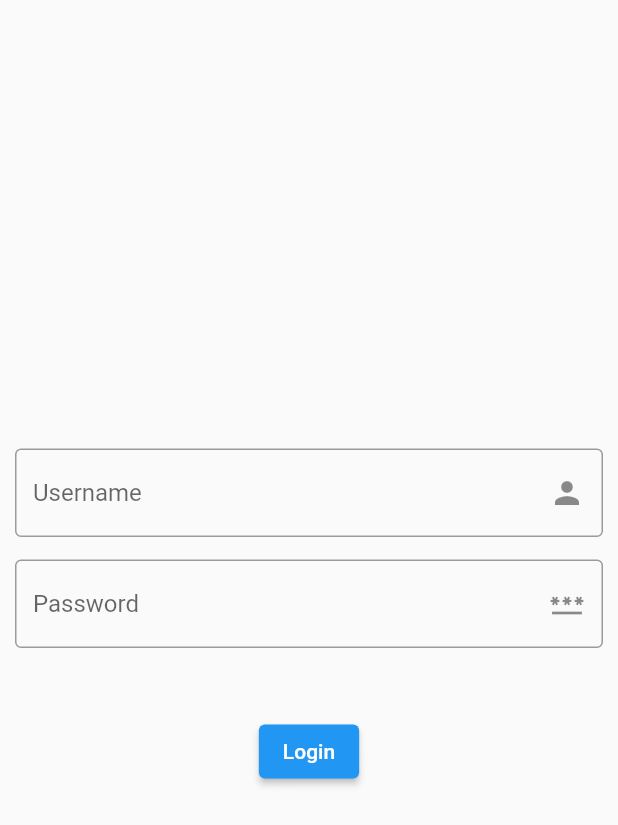
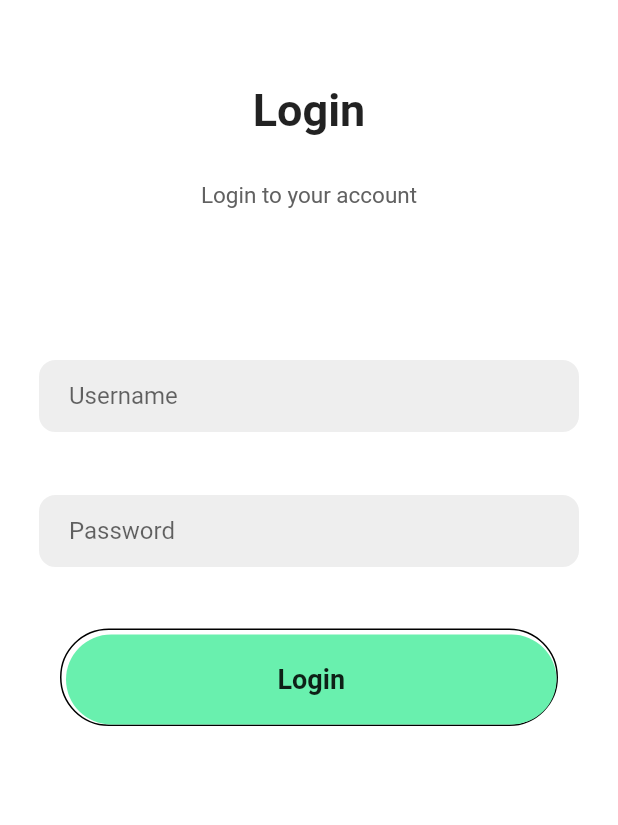
Before and after one commit to DeLunaA/FlutterAppFormation, a Flutter app: the screen it shows after launch, after a tap on "Login", on a phone screen of 412 x 824 dp. Shown: the top 825 px of the screen. Run offline on Flutter 3.47's test engine with Material 2 defaults, Android fonts, the phone set to English and light mode, and no system bars; our stand-ins replace fluttertoast; missing offline and left inert: dart:ffi; network calls fail.

```diff
--- a/lib/controllers/auth_controller.dart
+++ b/lib/controllers/auth_controller.dart
@@ -24,7 +24,7 @@ class AuthController {
       print(body);
       print("Response Status :  ${response.statusCode}");
       return Fluttertoast.showToast(
-          msg: "succ",
+          msg: "Loged in",
           toastLength: Toast.LENGTH_SHORT,
           gravity: ToastGravity.CENTER,
           timeInSecForIosWeb: 1,
--- a/lib/main.dart
+++ b/lib/main.dart
@@ -1,7 +1,5 @@
 import 'package:flutter/material.dart';
-import 'package:flutter_application_1/pages/HomePagee.dart';
-
-import 'pages/homepage.dart';
+import 'package:flutter_application_1/pages/LoginPage.dart';
 
 void main() {
   runApp(const MyApp());
@@ -13,11 +11,77 @@ class MyApp extends StatelessWidget {
   Widget build(BuildContext context) {
     return MaterialApp(
       debugShowCheckedModeBanner: false,
-      title: 'Flutter Demo',
+      title: 'Flutter App',
       theme: ThemeData(
         primarySwatch: Colors.blue,
       ),
-      home: const HomePagee(),
+      home: HomePage(),
     );
   }
 }
+
+class HomePage extends StatelessWidget {
+  @override
+  Widget build(BuildContext context) {
+    return Scaffold(
+      body: SafeArea(
+        child: Container(
+          width: double.infinity,
+          height: MediaQuery.of(context).size.height,
+          padding: EdgeInsets.symmetric(horizontal: 30, vertical: 50),
+          child: Column(
+            mainAxisAlignment: MainAxisAlignment.spaceBetween,
+            crossAxisAlignment: CrossAxisAlignment.center,
+            children: <Widget>[
+              Column(
+                children: <Widget>[
+                  Text(
+                    "Welcome",
+                    style: TextStyle(fontWeight: FontWeight.bold, fontSize: 30),
+                  ),
+                  SizedBox(
+                    height: 50,
+                  ),
+                  Text(
+                    "Automatic identity verification which enables you to verify your identity",
+                    textAlign: TextAlign.center,
+                    style: TextStyle(color: Colors.grey[700], fontSize: 15),
+                  ),
+                ],
+              ),
+              Container(
+                height: MediaQuery.of(context).size.height / 3,
+                decoration: BoxDecoration(
+                    image: DecorationImage(
+                        image: AssetImage('assets/Illustration.png'))),
+              ),
+              Column(
+                children: <Widget>[
+                  MaterialButton(
+                    minWidth: double.infinity,
+                    height: 60,
+                    onPressed: () {
+                      Navigator.push(context,
+                          MaterialPageRoute(builder: (context) => LoginPage()));
+                    },
+                    shape: RoundedRectangleBorder(
+                        side: BorderSide(color: Colors.black),
+                        borderRadius: BorderRadius.circular(50)),
+                    child: Text(
+                      "Login",
+                      style:
+                          TextStyle(fontWeight: FontWeight.w600, fontSize: 18),
+                    ),
+                  ),
+                  SizedBox(
+                    height: 50,
+                  ),
+                ],
+              )
+            ],
+          ),
+        ),
+      ),
+    );
+  }
+}
--- a/lib/pages/HomePagee.dart
+++ /dev/null
@@ -1,81 +0,0 @@
-import 'package:flutter/material.dart';
-import 'package:flutter/src/widgets/framework.dart';
-import 'package:flutter/src/widgets/placeholder.dart';
-import 'package:fluttertoast/fluttertoast.dart';
-
-import '../controllers/auth_controller.dart';
-
-class HomePagee extends StatefulWidget {
-  const HomePagee({super.key});
-
-  @override
-  State<HomePagee> createState() => _HomePageeState();
-}
-
-class _HomePageeState extends State<HomePagee> {
-  @override
-  Widget build(BuildContext context) {
-    AuthController authController = AuthController();
-
-    return Scaffold(
-      body: Padding(
-        padding: EdgeInsets.all(10.0),
-        child: SafeArea(
-            child: Center(
-          child: Column(
-            mainAxisAlignment: MainAxisAlignment.center,
-            children: [
-              TextFormField(
-                controller: authController.usernameController,
-                decoration: InputDecoration(
-                    hintText: "Username",
-                    border: OutlineInputBorder(),
-                    suffixIcon: Icon(Icons.person)),
-              ),
-              SizedBox(height: 15),
-              TextFormField(
-                controller: authController.passwordController,
-                obscureText: true, // dazz for the hide
-                obscuringCharacter: '*', // hide charrrrrbrrrrbrbrbrbrbrb
-                decoration: InputDecoration(
-                    hintText: "Password",
-                    border: OutlineInputBorder(),
-                    suffixIcon: Icon(Icons.password)),
-              ),
-              const SizedBox(
-                height: 45,
-              ),
-              ElevatedButton(
-                  onPressed: () {
-                    authController.loginUser();
-
-                    /*if (resfun == true) {
-                      Fluttertoast.showToast(
-                          msg: "Succ",
-                          toastLength: Toast.LENGTH_SHORT,
-                          gravity: ToastGravity.CENTER,
-                          timeInSecForIosWeb: 1,
-                          backgroundColor: Colors.white,
-                          textColor: Colors.black,
-                          fontSize: 16.0);
-                    } else
-                      Fluttertoast.showToast(
-                          msg: "non",
-                          toastLength: Toast.LENGTH_SHORT,
-                          gravity: ToastGravity.CENTER,
-                          timeInSecForIosWeb: 1,
-                          backgroundColor: Colors.white,
-                          textColor: Colors.black,
-                          fontSize: 16.0);*/
-                  },
-                  child: Text(
-                    'Login',
-                  )),
-            ],
-          ),
-        )),
-      ),
-    );
-    ;
-  }
-}
--- /dev/null
+++ b/lib/pages/LoginPage.dart
@@ -0,0 +1,277 @@
+import 'package:flutter/material.dart';
+import '../controllers/auth_controller.dart';
+
+class LoginPage extends StatefulWidget {
+  const LoginPage({super.key});
+
+  @override
+  State<LoginPage> createState() => _LoginPageState();
+}
+
+class _LoginPageState extends State<LoginPage> {
+  @override
+  Widget build(BuildContext context) {
+    AuthController authController = AuthController();
+    return Scaffold(
+        resizeToAvoidBottomInset: false,
+        backgroundColor: Colors.white,
+        appBar: AppBar(
+          elevation: 00,
+          backgroundColor: Colors.white,
+        ),
+        body: Container(
+          height: MediaQuery.of(context).size.height,
+          width: double.infinity,
+          child: Column(
+            mainAxisAlignment: MainAxisAlignment.spaceBetween,
+            children: <Widget>[
+              Expanded(
+                child: Column(
+                  children: <Widget>[
+                    Column(
+                      children: <Widget>[
+                        Text(
+                          "Login",
+                          style: TextStyle(
+                              fontSize: 30, fontWeight: FontWeight.bold),
+                        ),
+                        SizedBox(
+                          height: 30,
+                        ),
+                        Text(
+                          "Login to your account",
+                          style:
+                              TextStyle(fontSize: 15, color: Colors.grey[700]),
+                        ),
+                      ],
+                    ),
+
+                    const SizedBox(height: 100),
+
+                    // email textfield
+                    Padding(
+                      padding: const EdgeInsets.symmetric(horizontal: 25.0),
+                      child: Container(
+                        decoration: BoxDecoration(
+                          color: Colors.grey[200],
+                          border: Border.all(color: Colors.white),
+                          borderRadius: BorderRadius.circular(12),
+                        ),
+                        child: Padding(
+                          padding: const EdgeInsets.only(left: 20.0),
+                          child: TextField(
+                            controller: authController.usernameController,
+                            decoration: InputDecoration(
+                              border: InputBorder.none,
+                              hintText: 'Username',
+                            ),
+                          ),
+                        ),
+                      ),
+                    ),
+
+                    const SizedBox(height: 40),
+
+                    // password textfield
+                    Padding(
+                      padding: const EdgeInsets.symmetric(horizontal: 25.0),
+                      child: Container(
+                        decoration: BoxDecoration(
+                          color: Colors.grey[200],
+                          border: Border.all(color: Colors.white),
+                          borderRadius: BorderRadius.circular(12),
+                        ),
+                        child: Padding(
+                          padding: const EdgeInsets.only(left: 20.0),
+                          child: TextField(
+                            controller: authController.passwordController,
+                            obscureText: true,
+                            decoration: InputDecoration(
+                              border: InputBorder.none,
+                              hintText: 'Password',
+                            ),
+                          ),
+                        ),
+                      ),
+                    ),
+
+                    const SizedBox(height: 30),
+
+                    // sign in button
+                    SizedBox(
+                      height: 10,
+                    ),
+                    Padding(
+                      padding: EdgeInsets.symmetric(horizontal: 40),
+                      child: Container(
+                        padding: EdgeInsets.only(top: 3, left: 3),
+                        decoration: BoxDecoration(
+                            borderRadius: BorderRadius.circular(50),
+                            border: Border(
+                              bottom: BorderSide(color: Colors.black),
+                              top: BorderSide(color: Colors.black),
+                              left: BorderSide(color: Colors.black),
+                              right: BorderSide(color: Colors.black),
+                            )),
+                        child: MaterialButton(
+                          minWidth: double.infinity,
+                          height: 60,
+                          onPressed: () {
+                            authController.loginUser();
+                          },
+                          color: Colors.greenAccent,
+                          elevation: 00,
+                          shape: RoundedRectangleBorder(
+                              borderRadius: BorderRadius.circular(50)),
+                          child: Text(
+                            "Login",
+                            style: TextStyle(
+                                fontWeight: FontWeight.w600, fontSize: 18),
+                          ),
+                        ),
+                      ),
+                    )
+                  ],
+                ),
+              ),
+            ],
+          ),
+        ));
+  }
+}
+
+  /*@override
+  Widget build(BuildContext context) {
+    AuthController authController = AuthController();
+    return Scaffold(
+      resizeToAvoidBottomInset: false,
+      backgroundColor: Colors.white,
+      appBar: AppBar(
+        elevation: 0,
+        brightness: Brightness.light,
+        backgroundColor: Colors.white,
+        leading: IconButton(
+          onPressed: () {
+            Navigator.pop(context);
+          },
+          icon: Icon(
+            Icons.arrow_back_ios,
+            size: 20,
+            color: Colors.black,
+          ),
+        ),
+      ),
+      body: Container(
+        height: MediaQuery.of(context).size.height,
+        width: double.infinity,
+        child: Column(
+          mainAxisAlignment: MainAxisAlignment.spaceBetween,
+          children: <Widget>[
+            Expanded(
+              child: Column(
+                mainAxisAlignment: MainAxisAlignment.spaceEvenly,
+                children: <Widget>[
+                  Column(
+                    children: <Widget>[
+                      Text(
+                        "Login",
+                        style: TextStyle(
+                            fontSize: 30, fontWeight: FontWeight.bold),
+                      ),
+                      SizedBox(
+                        height: 20,
+                      ),
+                      Text(
+                        "Login to your account",
+                        style: TextStyle(fontSize: 15, color: Colors.grey[700]),
+                      ),
+                    ],
+                  ),
+                  const SizedBox(height: 10),
+                  // email textfield
+                  Padding(
+                    padding: const EdgeInsets.symmetric(horizontal: 25.0),
+                    child: Container(
+                      decoration: BoxDecoration(
+                        color: Colors.grey[200],
+                        border: Border.all(color: Colors.white),
+                        borderRadius: BorderRadius.circular(12),
+                      ),
+                      child: Padding(
+                        padding: const EdgeInsets.only(left: 20.0),
+                        child: TextField(
+                          controller: authController.usernameController,
+                          decoration: InputDecoration(
+                            border: InputBorder.none,
+                            hintText: 'Username',
+                          ),
+                        ),
+                      ),
+                    ),
+                  ),
+
+                  const SizedBox(height: 10),
+                  // password textfield
+                  Padding(
+                    padding: const EdgeInsets.symmetric(horizontal: 25.0),
+                    child: Container(
+                      decoration: BoxDecoration(
+                        color: Colors.grey[200],
+                        border: Border.all(color: Colors.white),
+                        borderRadius: BorderRadius.circular(12),
+                      ),
+                      child: Padding(
+                        padding: const EdgeInsets.only(left: 20.0),
+                        child: TextField(
+                          controller: authController.passwordController,
+                          obscureText: true,
+                          decoration: InputDecoration(
+                            border: InputBorder.none,
+                            hintText: 'Password',
+                          ),
+                        ),
+                      ),
+                    ),
+                  ),
+                  SizedBox(
+                    height: 35,
+                  ),
+                  Padding(
+                    padding: EdgeInsets.symmetric(horizontal: 40),
+                    child: Container(
+                      padding: EdgeInsets.only(top: 3, left: 3),
+                      decoration: BoxDecoration(
+                          borderRadius: BorderRadius.circular(50),
+                          border: Border(
+                            bottom: BorderSide(color: Colors.black),
+                            top: BorderSide(color: Colors.black),
+                            left: BorderSide(color: Colors.black),
+                            right: BorderSide(color: Colors.black),
+                          )),
+                      child: MaterialButton(
+                        minWidth: double.infinity,
+                        height: 60,
+                        onPressed: () {
+                          authController.loginUser();
+                        },
+                        color: Colors.greenAccent,
+                        elevation: 0,
+                        shape: RoundedRectangleBorder(
+                            borderRadius: BorderRadius.circular(50)),
+                        child: Text(
+                          "Login",
+                          style: TextStyle(
+                              fontWeight: FontWeight.w600, fontSize: 18),
+                        ),
+                      ),
+                    ),
+                  ),
+                ],
+              ),
+            ),
+          ],
+        ),
+      ),
+    );
+  }
+}*/
```
Also changed, not shown: lib/utils/global.colors.dart (deleted, +0 -7 lines), lib/view/widgets/button.global.dart (deleted, +0 -38 lines), lib/view/widgets/text.form.global.dart (deleted, +0 -41 lines), pubspec.yaml (+4 -3 lines), assets/Illustration.png (added), assets/background.png (added), assets/logo.png (deleted), lib/pages/homepage.dart (deleted).
